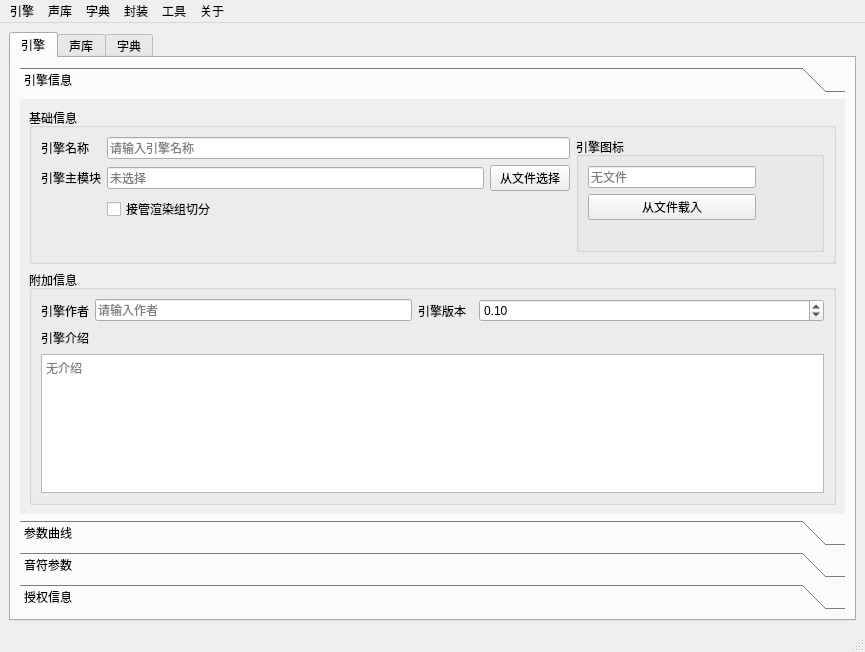
The window that mainwindow.ui (Infinity-Voice-Synthesis/InfinityModuleTool) describes before a commit, drawn with Qt 5.
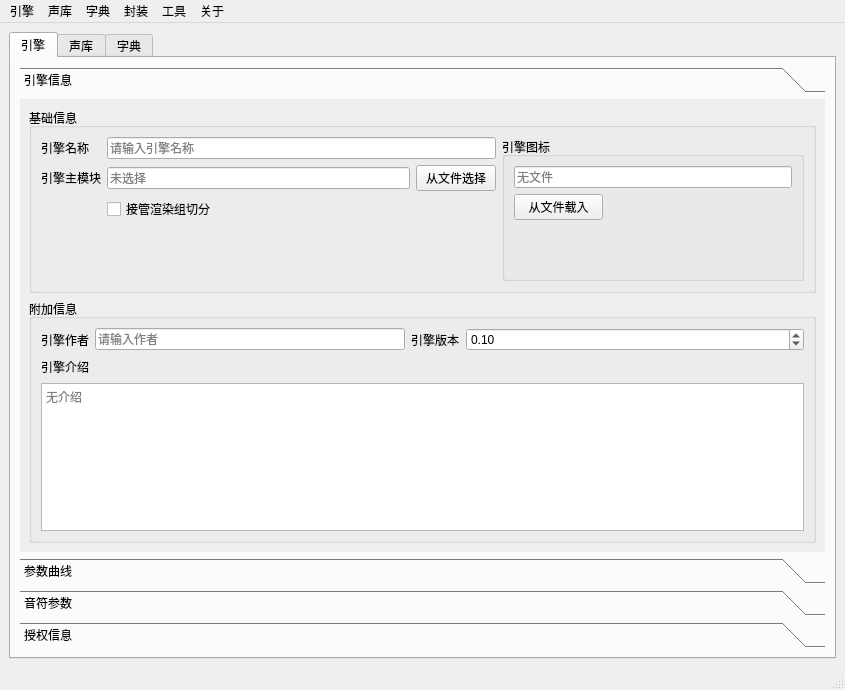
The same window after the commit. Icons and pictures are not drawn. Custom widgets are drawn as their Qt base class.

Commit message: 例行提交

```diff
--- a/mainwindow.ui
+++ b/mainwindow.ui
@@ -6,8 +6,8 @@
    <rect>
     <x>0</x>
     <y>0</y>
-    <width>865</width>
-    <height>652</height>
+    <width>845</width>
+    <height>690</height>
    </rect>
   </property>
   <property name="windowTitle">
@@ -48,8 +48,8 @@
             <rect>
              <x>0</x>
              <y>0</y>
-             <width>823</width>
-             <height>426</height>
+             <width>803</width>
+             <height>464</height>
             </rect>
            </property>
            <attribute name="label">
@@ -62,27 +62,23 @@
                <string>基础信息</string>
               </property>
               <layout class="QGridLayout" name="gridLayout_3">
-               <item row="0" column="0">
-                <widget class="QLabel" name="label_2">
-                 <property name="text">
-                  <string>引擎名称</string>
-                 </property>
-                 <property name="buddy">
-                  <cstring>enginename</cstring>
-                 </property>
-                </widget>
-               </item>
-               <item row="0" column="1" colspan="3">
+               <item row="0" column="1" colspan="2">
                 <widget class="QLineEdit" name="enginename">
+                 <property name="sizePolicy">
+                  <sizepolicy hsizetype="Expanding" vsizetype="Fixed">
+                   <horstretch>0</horstretch>
+                   <verstretch>0</verstretch>
+                  </sizepolicy>
+                 </property>
                  <property name="placeholderText">
                   <string>请输入引擎名称</string>
                  </property>
                 </widget>
                </item>
-               <item row="0" column="4" rowspan="4">
+               <item row="0" column="3" rowspan="6">
                 <widget class="QGroupBox" name="groupBox">
                  <property name="sizePolicy">
-                  <sizepolicy hsizetype="Fixed" vsizetype="Expanding">
+                  <sizepolicy hsizetype="Expanding" vsizetype="Expanding">
                    <horstretch>0</horstretch>
                    <verstretch>0</verstretch>
                   </sizepolicy>
@@ -91,8 +87,53 @@
                   <string>引擎图标</string>
                  </property>
                  <layout class="QGridLayout" name="gridLayout_2">
-                  <item row="0" column="0">
+                  <item row="2" column="0" colspan="2">
+                   <spacer name="horizontalSpacer_14">
+                    <property name="orientation">
+                     <enum>Qt::Horizontal</enum>
+                    </property>
+                    <property name="sizeHint" stdset="0">
+                     <size>
+                      <width>40</width>
+                      <height>20</height>
+                     </size>
+                    </property>
+                   </spacer>
+                  </item>
+                  <item row="1" column="0">
+                   <widget class="QPushButton" name="openengineicon">
+                    <property name="sizePolicy">
+                     <sizepolicy hsizetype="Expanding" vsizetype="Fixed">
+                      <horstretch>0</horstretch>
+                      <verstretch>0</verstretch>
+                     </sizepolicy>
+                    </property>
+                    <property name="text">
+                     <string>从文件载入</string>
+                    </property>
+                   </widget>
+                  </item>
+                  <item row="1" column="1">
+                   <spacer name="horizontalSpacer_5">
+                    <property name="orientation">
+                     <enum>Qt::Horizontal</enum>
+                    </property>
+                    <property name="sizeHint" stdset="0">
+                     <size>
+                      <width>40</width>
+                      <height>20</height>
+                     </size>
+                    </property>
+                   </spacer>
+                  </item>
+                  <item row="0" column="0" colspan="3">
                    <widget class="QLineEdit" name="engineiconname">
+                    <property name="sizePolicy">
+                     <sizepolicy hsizetype="Preferred" vsizetype="Fixed">
+                      <horstretch>0</horstretch>
+                      <verstretch>0</verstretch>
+                     </sizepolicy>
+                    </property>
                     <property name="readOnly">
                      <bool>true</bool>
                     </property>
@@ -101,10 +142,23 @@
                     </property>
                    </widget>
                   </item>
-                  <item row="0" column="1" rowspan="3">
+                  <item row="3" column="0" colspan="2">
+                   <spacer name="horizontalSpacer_16">
+                    <property name="orientation">
+                     <enum>Qt::Horizontal</enum>
+                    </property>
+                    <property name="sizeHint" stdset="0">
+                     <size>
+                      <width>40</width>
+                      <height>20</height>
+                     </size>
+                    </property>
+                   </spacer>
+                  </item>
+                  <item row="1" column="2" rowspan="3">
                    <widget class="QIconWidget" name="engineicon" native="true">
                     <property name="sizePolicy">
-                     <sizepolicy hsizetype="MinimumExpanding" vsizetype="Expanding">
+                     <sizepolicy hsizetype="Expanding" vsizetype="Expanding">
                       <horstretch>0</horstretch>
                       <verstretch>0</verstretch>
                      </sizepolicy>
@@ -117,31 +171,30 @@
                     </property>
                    </widget>
                   </item>
-                  <item row="1" column="0">
-                   <widget class="QPushButton" name="openengineicon">
-                    <property name="text">
-                     <string>从文件载入</string>
-                    </property>
-                   </widget>
-                  </item>
-                  <item row="2" column="0">
-                   <spacer name="horizontalSpacer_6">
-                    <property name="orientation">
-                     <enum>Qt::Horizontal</enum>
-                    </property>
-                    <property name="sizeHint" stdset="0">
-                     <size>
-                      <width>168</width>
-                      <height>20</height>
-                     </size>
-                    </property>
-                   </spacer>
-                  </item>
                  </layout>
                 </widget>
                </item>
+               <item row="2" column="1">
+                <widget class="QCheckBox" name="enginegroup">
+                 <property name="sizePolicy">
+                  <sizepolicy hsizetype="Fixed" vsizetype="Fixed">
+                   <horstretch>0</horstretch>
+                   <verstretch>0</verstretch>
+                  </sizepolicy>
+                 </property>
+                 <property name="text">
+                  <string>接管渲染组切分</string>
+                 </property>
+                </widget>
+               </item>
                <item row="1" column="0">
                 <widget class="QLabel" name="label_4">
+                 <property name="sizePolicy">
+                  <sizepolicy hsizetype="Maximum" vsizetype="Preferred">
+                   <horstretch>0</horstretch>
+                   <verstretch>0</verstretch>
+                  </sizepolicy>
+                 </property>
                  <property name="text">
                   <string>引擎主模块</string>
                  </property>
@@ -150,8 +203,27 @@
                  </property>
                 </widget>
                </item>
-               <item row="1" column="1" colspan="2">
+               <item row="5" column="0" colspan="3">
+                <spacer name="horizontalSpacer_4">
+                 <property name="orientation">
+                  <enum>Qt::Horizontal</enum>
+                 </property>
+                 <property name="sizeHint" stdset="0">
+                  <size>
+                   <width>450</width>
+                   <height>20</height>
+                  </size>
+                 </property>
+                </spacer>
+               </item>
+               <item row="1" column="1">
                 <widget class="QLineEdit" name="enginemain">
+                 <property name="sizePolicy">
+                  <sizepolicy hsizetype="Expanding" vsizetype="Fixed">
+                   <horstretch>0</horstretch>
+                   <verstretch>0</verstretch>
+                  </sizepolicy>
+                 </property>
                  <property name="readOnly">
                   <bool>true</bool>
                  </property>
@@ -160,7 +232,7 @@
                  </property>
                 </widget>
                </item>
-               <item row="1" column="3">
+               <item row="1" column="2">
                 <widget class="QPushButton" name="loadenginemain">
                  <property name="sizePolicy">
                   <sizepolicy hsizetype="Fixed" vsizetype="Fixed">
@@ -173,47 +245,43 @@
                  </property>
                 </widget>
                </item>
-               <item row="2" column="0">
-                <spacer name="horizontalSpacer_14">
-                 <property name="orientation">
-                  <enum>Qt::Horizontal</enum>
+               <item row="0" column="0">
+                <widget class="QLabel" name="label_2">
+                 <property name="sizePolicy">
+                  <sizepolicy hsizetype="Maximum" vsizetype="Preferred">
+                   <horstretch>0</horstretch>
+                   <verstretch>0</verstretch>
+                  </sizepolicy>
                  </property>
-                 <property name="sizeHint" stdset="0">
-                  <size>
-                   <width>40</width>
-                   <height>20</height>
-                  </size>
-                 </property>
-                </spacer>
-               </item>
-               <item row="2" column="1">
-                <widget class="QCheckBox" name="enginegroup">
                  <property name="text">
-                  <string>接管渲染组切分</string>
+                  <string>引擎名称</string>
+                 </property>
+                 <property name="buddy">
+                  <cstring>enginename</cstring>
                  </property>
                 </widget>
                </item>
-               <item row="2" column="2" colspan="2">
-                <spacer name="horizontalSpacer_4">
+               <item row="4" column="0" colspan="3">
+                <spacer name="horizontalSpacer_6">
                  <property name="orientation">
                   <enum>Qt::Horizontal</enum>
                  </property>
                  <property name="sizeHint" stdset="0">
                   <size>
-                   <width>500</width>
+                   <width>40</width>
                    <height>20</height>
                   </size>
                  </property>
                 </spacer>
                </item>
-               <item row="3" column="0" colspan="4">
-                <spacer name="horizontalSpacer_5">
+               <item row="3" column="0" colspan="3">
+                <spacer name="horizontalSpacer_15">
                  <property name="orientation">
                   <enum>Qt::Horizontal</enum>
                  </property>
                  <property name="sizeHint" stdset="0">
                   <size>
-                   <width>500</width>
+                   <width>40</width>
                    <height>20</height>
                   </size>
                  </property>
@@ -736,8 +804,8 @@
             <rect>
              <x>0</x>
              <y>0</y>
-             <width>823</width>
-             <height>456</height>
+             <width>490</width>
+             <height>297</height>
             </rect>
            </property>
            <attribute name="label">
@@ -990,8 +1058,8 @@
             <rect>
              <x>0</x>
              <y>0</y>
-             <width>823</width>
-             <height>456</height>
+             <width>700</width>
+             <height>213</height>
             </rect>
            </property>
            <attribute name="label">
@@ -1486,7 +1554,7 @@
     <rect>
      <x>0</x>
      <y>0</y>
-     <width>865</width>
+     <width>845</width>
      <height>22</height>
     </rect>
    </property>
```
The commit also changes 1 other file.
